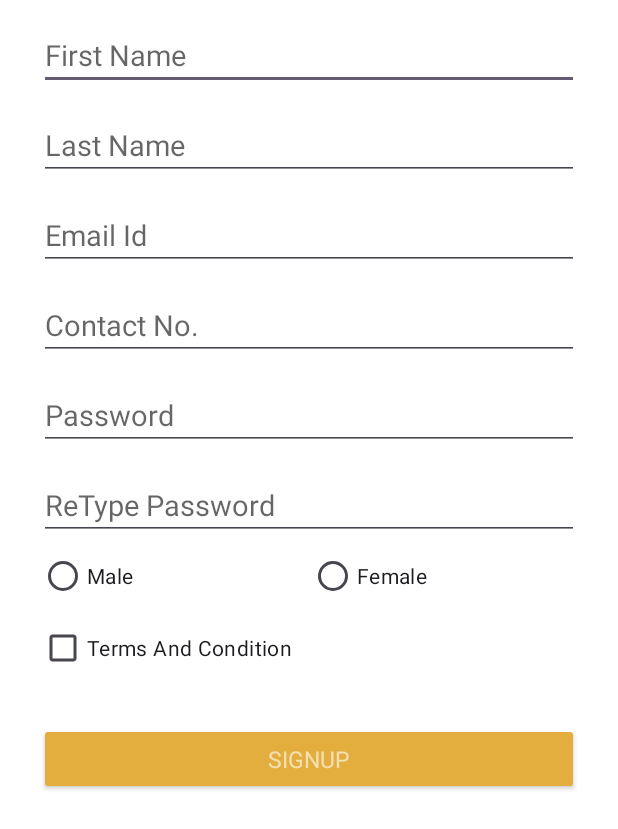
After one commit to SagarKhatri24/EcommerceOn, an Android app: the SignupActivity screen opened directly, with no data from a screen before it, on a phone screen of 412 x 824 dp. The commit adds this screen. Shown: the top 829 px of the screen. Run offline under Robolectric (Android 15) with nearby library versions, the phone set to English and light mode, and no system bars; our stand-ins replace sdp/ssp sizes; Roboto replaces fonts that are not available here.

Commit message:
Signup Form

```diff
--- /dev/null
+++ b/app/src/main/java/ecommerce/on/SignupActivity.java
@@ -0,0 +1,91 @@
+package ecommerce.on;
+
+import android.os.Bundle;
+import android.view.View;
+import android.widget.Button;
+import android.widget.CheckBox;
+import android.widget.EditText;
+import android.widget.RadioGroup;
+import android.widget.Toast;
+
+import androidx.activity.EdgeToEdge;
+import androidx.appcompat.app.AppCompatActivity;
+import androidx.core.graphics.Insets;
+import androidx.core.view.ViewCompat;
+import androidx.core.view.WindowInsetsCompat;
+
+public class SignupActivity extends AppCompatActivity {
+
+    EditText firstName,lastName,email,contact,password,retypePassword;
+    RadioGroup gender;
+    CheckBox checkBox;
+    Button signup;
+
+    String emailPattern = "[a-zA-Z0-9._-]+@[a-z]+\\.+[a-z]+";
+
+    @Override
+    protected void onCreate(Bundle savedInstanceState) {
+        super.onCreate(savedInstanceState);
+        setContentView(R.layout.activity_signup);
+
+        firstName = findViewById(R.id.signup_firstname);
+        lastName = findViewById(R.id.signup_lastname);
+        email = findViewById(R.id.signup_email);
+        contact = findViewById(R.id.signup_contact);
+        password = findViewById(R.id.signup_password);
+        retypePassword = findViewById(R.id.signup_retype_password);
+
+        gender = findViewById(R.id.signup_gender);
+        checkBox = findViewById(R.id.signup_terms);
+        signup = findViewById(R.id.signup_button);
+
+        signup.setOnClickListener(new View.OnClickListener() {
+            @Override
+            public void onClick(View view) {
+                if(firstName.getText().toString().trim().equals("")){
+                    firstName.setError("First Name Required");
+                }
+                else if(lastName.getText().toString().trim().equals("")){
+                    lastName.setError("Last Name Required");
+                }
+                else if(email.getText().toString().trim().equals("")){
+                    email.setError("Email Id Required");
+                }
+                else if(!email.getText().toString().trim().matches(emailPattern)){
+                    email.setError("Valid Email Id Required");
+                }
+                else if(contact.getText().toString().trim().equals("")){
+                    contact.setError("Contact No. Required");
+                }
+                else if(contact.getText().toString().trim().length()<10){
+                    contact.setError("Valid Contact No. Required");
+                }
+                else if(password.getText().toString().trim().equals("")){
+                    password.setError("Password Required");
+                }
+                else if(password.getText().toString().trim().length()<6){
+                    password.setError("Min. 6 Char Password Required");
+                }
+                else if(retypePassword.getText().toString().trim().equals("")){
+                    retypePassword.setError("Retype Password Required");
+                }
+                else if(retypePassword.getText().toString().trim().length()<6){
+                    retypePassword.setError("Min. 6 Char Retype Password Required");
+                }
+                else if(!password.getText().toString().trim().matches(retypePassword.getText().toString().trim())){
+                    retypePassword.setError("Password Does Not Match");
+                }
+                else if(gender.getCheckedRadioButtonId()==-1){
+                    Toast.makeText(SignupActivity.this, "Please Select Gender", Toast.LENGTH_SHORT).show();
+                }
+                else if(!checkBox.isChecked()){
+                    Toast.makeText(SignupActivity.this, "Please Accept Terms And Conditions", Toast.LENGTH_SHORT).show();
+                }
+                else{
+                    Toast.makeText(SignupActivity.this, "Signup Successfully", Toast.LENGTH_SHORT).show();
+                }
+            }
+        });
+
+    }
+}
--- a/app/src/main/java/ecommerce/on/SplashActivity.java
+++ b/app/src/main/java/ecommerce/on/SplashActivity.java
@@ -28,7 +28,7 @@ public class SplashActivity extends AppCompatActivity {
         new Handler().postDelayed(new Runnable() {
             @Override
             public void run() {
-                Intent intent = new Intent(SplashActivity.this, DateTimeActivity.class);
+                Intent intent = new Intent(SplashActivity.this, MainActivity.class);
                 startActivity(intent);
                 finish();
             }
--- a/app/src/main/res/layout/activity_main.xml
+++ b/app/src/main/res/layout/activity_main.xml
@@ -44,6 +44,7 @@
         android:text="Login" />
 
     <Button
+        android:id="@+id/main_signup"
         style="@style/button_16"
         android:layout_marginTop="@dimen/_20sdp"
         app:backgroundTint="@color/yellow"
--- /dev/null
+++ b/app/src/main/res/layout/activity_signup.xml
@@ -0,0 +1,90 @@
+<?xml version="1.0" encoding="utf-8"?>
+<LinearLayout xmlns:android="http://schemas.android.com/apk/res/android"
+    xmlns:app="http://schemas.android.com/apk/res-auto"
+    xmlns:tools="http://schemas.android.com/tools"
+    android:id="@+id/main"
+    android:layout_width="match_parent"
+    android:layout_height="match_parent"
+    android:orientation="vertical"
+    style="@style/background"
+    tools:context=".SignupActivity">
+
+    <EditText
+        android:id="@+id/signup_firstname"
+        android:hint="First Name"
+        android:layout_marginTop="@dimen/_10sdp"
+        style="@style/edit_15"/>
+
+    <EditText
+        android:id="@+id/signup_lastname"
+        android:hint="Last Name"
+        android:layout_marginTop="@dimen/_10sdp"
+        style="@style/edit_15"/>
+
+    <EditText
+        android:inputType="textEmailAddress"
+        android:id="@+id/signup_email"
+        android:hint="Email Id"
+        android:layout_marginTop="@dimen/_10sdp"
+        style="@style/edit_15"/>
+
+    <EditText
+        android:maxLength="10"
+        android:inputType="phone"
+        android:id="@+id/signup_contact"
+        android:hint="Contact No."
+        android:layout_marginTop="@dimen/_10sdp"
+        style="@style/edit_15"/>
+
+    <EditText
+        android:inputType="textPassword"
+        android:id="@+id/signup_password"
+        android:hint="Password"
+        android:layout_marginTop="@dimen/_10sdp"
+        style="@style/edit_15"/>
+
+    <EditText
+        android:inputType="textPassword"
+        android:id="@+id/signup_retype_password"
+        android:hint="ReType Password"
+        android:layout_marginTop="@dimen/_10sdp"
+        style="@style/edit_15"/>
+
+    <RadioGroup
+        android:orientation="horizontal"
+        android:id="@+id/signup_gender"
+        android:layout_marginHorizontal="@dimen/_20sdp"
+        android:layout_width="match_parent"
+        android:layout_height="wrap_content">
+
+        <RadioButton
+            android:layout_weight="1"
+            android:id="@+id/signup_male"
+            android:text="Male"
+            android:layout_width="match_parent"
+            android:layout_height="wrap_content"/>
+
+        <RadioButton
+            android:layout_weight="1"
+            android:id="@+id/signup_female"
+            android:text="Female"
+            android:layout_width="match_parent"
+            android:layout_height="wrap_content"/>
+
+    </RadioGroup>
+
+    <CheckBox
+        android:id="@+id/signup_terms"
+        android:layout_marginHorizontal="@dimen/_20sdp"
+        android:text="Terms And Condition"
+        android:layout_width="match_parent"
+        android:layout_height="wrap_content"/>
+
+    <Button
+        android:id="@+id/signup_button"
+        android:text="Signup"
+        android:layout_marginTop="@dimen/_20sdp"
+        app:backgroundTint="@color/yellow"
+        style="@style/button_16"/>
+
+</LinearLayout>
```
Also changed, not shown: app/src/main/AndroidManifest.xml (+7 -5 lines), app/src/main/java/ecommerce/on/MainActivity.java (+11 -1 lines), gradle/wrapper/gradle-wrapper.properties.
